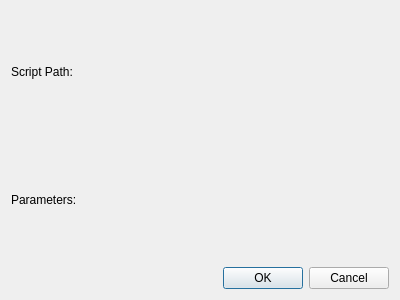
Before: the Qt Designer form App/runconfigurations.ui in djeada/Lightpad, drawn with Qt 5.
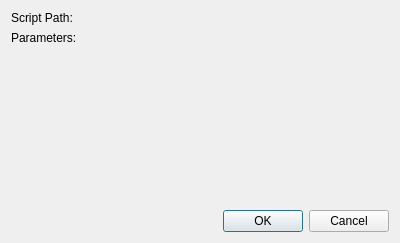
After: the same form once the commit is applied. Custom widgets are drawn as their Qt base class.

Commit message: added LineEdit with Icon

```diff
--- a/App/runconfigurations.ui
+++ b/App/runconfigurations.ui
@@ -7,7 +7,7 @@
     <x>0</x>
     <y>0</y>
     <width>400</width>
-    <height>300</height>
+    <height>243</height>
    </rect>
   </property>
   <property name="windowTitle">
@@ -38,10 +38,23 @@
       </widget>
      </item>
      <item>
-      <widget class="QWidget" name="widget_2" native="true"/>
+      <widget class="LineEditIcon" name="editParameters" native="true"/>
      </item>
     </layout>
    </item>
+   <item>
+    <spacer name="verticalSpacer">
+     <property name="orientation">
+      <enum>Qt::Vertical</enum>
+     </property>
+     <property name="sizeHint" stdset="0">
+      <size>
+       <width>20</width>
+       <height>40</height>
+      </size>
+     </property>
+    </spacer>
+   </item>
    <item>
     <widget class="QDialogButtonBox" name="buttonBox">
      <property name="orientation">
@@ -54,6 +67,14 @@
    </item>
   </layout>
  </widget>
+ <customwidgets>
+  <customwidget>
+   <class>LineEditIcon</class>
+   <extends>QWidget</extends>
+   <header>runconfigurations.h</header>
+   <container>1</container>
+  </customwidget>
+ </customwidgets>
  <resources/>
  <connections>
   <connection>
```
Left out of the diff: 2 changed lines with no effect on the pictures. The commit also changes 2 other files.
